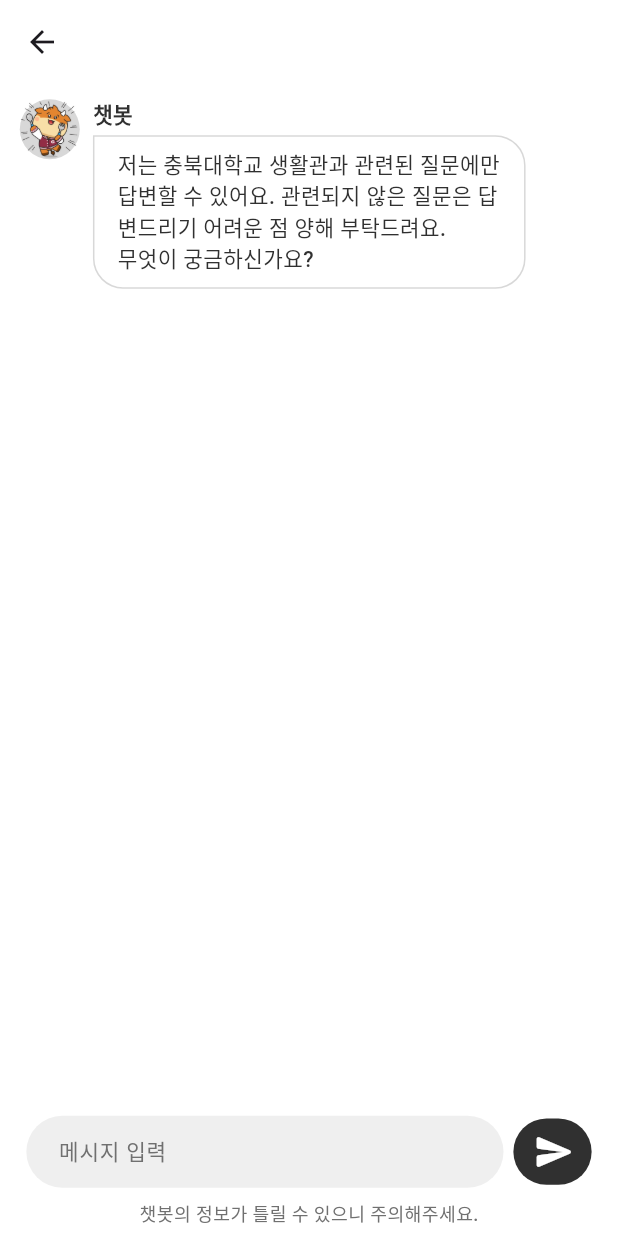
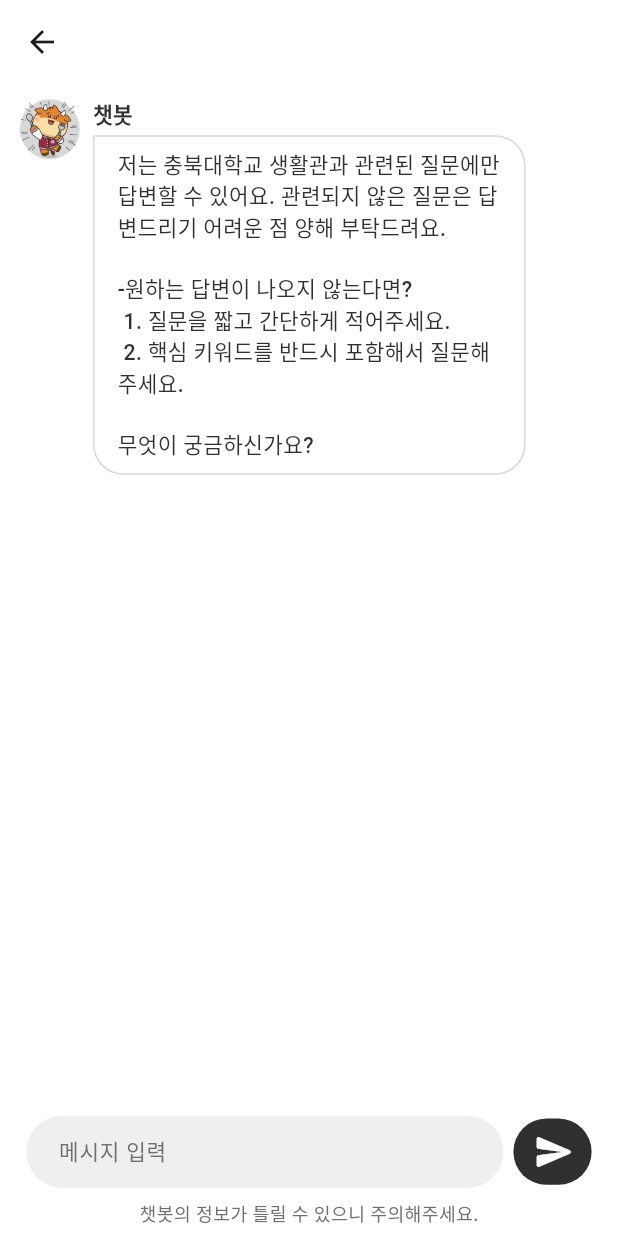
Before and after one commit to eSeohyeon/CBNU-DOM, a Flutter app: the ChatbotPage screen opened directly, on a phone screen of 412 x 824 dp. Run offline on Flutter 3.47's test engine with Material 3 defaults, Android fonts, the phone set to English and light mode, and no system bars; our stand-ins replace carousel_slider, cloud_firestore, firebase_auth, firebase_core, flutter_screenutil, flutter_widget_from_html and 6 more; accounts and stored records are empty; network calls fail; Roboto replaces fonts that are missing (pretendard-medium).

Commit message:
fix: 챗봇 주의사항 추가

```diff
--- a/CBNU-domitory/lib/home/chatbot_page.dart
+++ b/CBNU-domitory/lib/home/chatbot_page.dart
@@ -35,7 +35,7 @@ class _ChatbotPageState extends State<ChatbotPage> {
       _scrollController.jumpTo(_scrollController.position.maxScrollExtent);
     });
 
-    _messages.add({'챗봇' : '저는 충북대학교 생활관과 관련된 질문에만 답변할 수 있어요. 관련되지 않은 질문은 답변드리기 어려운 점 양해 부탁드려요.\n무엇이 궁금하신가요?'});
+    _messages.add({'챗봇' : '저는 충북대학교 생활관과 관련된 질문에만 답변할 수 있어요. 관련되지 않은 질문은 답변드리기 어려운 점 양해 부탁드려요.\n\n-원하는 답변이 나오지 않는다면?\n 1. 질문을 짧고 간단하게 적어주세요.\n 2. 핵심 키워드를 반드시 포함해서 질문해주세요.\n\n무엇이 궁금하신가요?'});
   }
 
   @override
```
